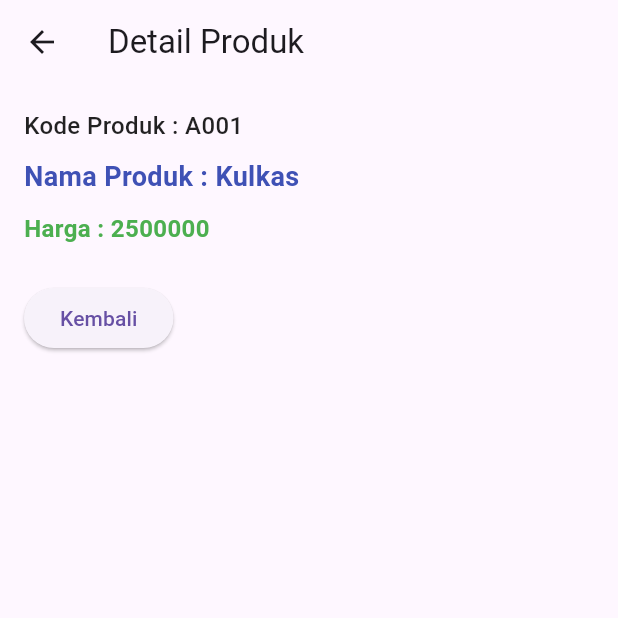
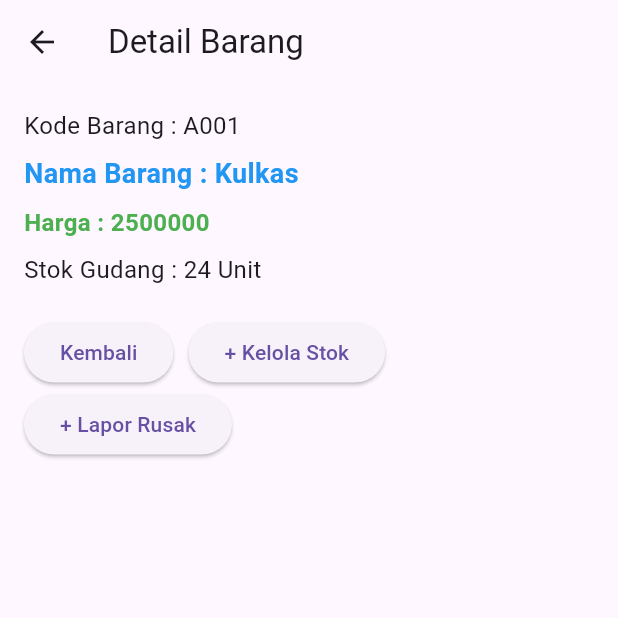
Before and after one commit to aryawp0203/flutter_pmo_2026, a Flutter app: the screen it shows after launch, after a tap on "A001", on a phone screen of 412 x 824 dp, the top half of it. Run offline on Flutter 3.47's test engine with Material 3 defaults, Android fonts, the phone set to English and light mode, and no system bars.

Commit message:
add kelola data barang (barang_page, barang_form, barang_detail)

```diff
--- a/lib/main.dart
+++ b/lib/main.dart
@@ -1,4 +1,6 @@
 import 'package:flutter/material.dart';
+import 'package:flutter_pmo_2026/ui/barang_page.dart';
+import 'package:flutter_pmo_2026/ui/gudang_menu.dart';
 import 'package:flutter_pmo_2026/ui/produk_page.dart';
 
 void main() {
@@ -12,8 +14,8 @@ class MainApp extends StatelessWidget {
   Widget build(BuildContext context) {
     return MaterialApp(
       debugShowCheckedModeBanner: false,
-      title: 'Aplikasi Flutter Pertama',
-      home: const ProdukPage(),
+      title: 'Latihan UTS',
+      home: const BarangPage(),
     );
   }
 }
--- /dev/null
+++ b/lib/ui/barang_detail.dart
@@ -0,0 +1,89 @@
+import 'package:flutter/material.dart';
+
+class BarangDetail extends StatefulWidget {
+  final String? kodeBarang;
+  final String? namaBarang;
+  final int? harga;
+  final int? stok;
+
+  const BarangDetail({super.key, this.kodeBarang, this.namaBarang, this.harga, this.stok});
+
+  @override
+  State<BarangDetail> createState() => _BarangDetailState();
+}
+
+class _BarangDetailState extends State<BarangDetail> {
+  @override
+  Widget build(BuildContext context) {
+    return Scaffold(
+      appBar: AppBar(
+        title: const Text('Detail Barang'),
+      ),
+      body: Padding(
+        padding: const EdgeInsets.all(16.0),
+        child: Column(
+          crossAxisAlignment: CrossAxisAlignment.start,
+          children: [
+            Text(
+              "Kode Barang : ${widget.kodeBarang}",
+              style: const TextStyle(fontSize: 16),
+            ),
+            const SizedBox(height: 8),
+            Text(
+              "Nama Barang : ${widget.namaBarang}",
+              style: const TextStyle(
+                fontSize: 18,
+                fontWeight: FontWeight.bold,
+                color: Colors.blue,
+              ),
+            ),
+            const SizedBox(height: 8),
+            Text(
+              "Harga : ${widget.harga}",
+              style: const TextStyle(
+                fontSize: 16,
+                fontWeight: FontWeight.bold,
+                color: Colors.green,
+              ),
+            ),
+            const SizedBox(height: 8),
+            Text(
+              "Stok Gudang : ${widget.stok} Unit",
+              style: const TextStyle(fontSize: 16),
+            ),
+            const SizedBox(height: 20),
+            Wrap(
+              spacing: 10,
+              children: [
+                ElevatedButton(
+                  onPressed: () {
+                    Navigator.pop(context);
+                  },
+                  child: const Text('Kembali'),
+                ),
+                ElevatedButton(
+                  onPressed: () {
+                    // Navigator.push(
+                    //   context,
+                    //   MaterialPageRoute(builder: (context) => const KelolaStokForm()),
+                    // );
+                  },
+                  child: const Text('+ Kelola Stok'),
+                ),
+                ElevatedButton(
+                  onPressed: () {
+                    // Navigator.push(
+                    //   context,
+                    //   MaterialPageRoute(builder: (context) => const BarangRusakForm()),
+                    // );
+                  },
+                  child: const Text('+ Lapor Rusak'),
+                ),
+              ],
+            )
+          ],
+        ),
+      ),
+    );
+  }
+}
--- /dev/null
+++ b/lib/ui/barang_page.dart
@@ -0,0 +1,99 @@
+import 'package:flutter/material.dart';
+import 'package:flutter_pmo_2026/ui/barang_detail.dart';
+import 'package:flutter_pmo_2026/ui/barang_form.dart';
+
+class BarangPage extends StatefulWidget {
+  const BarangPage({super.key});
+
+  @override
+  State<BarangPage> createState() => _BarangPageState();
+}
+
+class _BarangPageState extends State<BarangPage> {
+  @override
+  Widget build(BuildContext context) {
+    return Scaffold(
+      appBar: AppBar(
+        title: const Text('Data Barang Gudang'),
+        actions: [
+          GestureDetector(
+            child: const Padding(
+              padding: EdgeInsets.all(16.0),
+              child: Icon(Icons.add),
+            ),
+            onTap: () async {
+              Navigator.push(
+                context,
+                MaterialPageRoute(builder: (context) => const BarangForm()),
+              );
+            },
+          )
+        ],
+      ),
+      body: ListView(
+        children: [
+          const ItemBarang(kodeBarang: "A001", namaBarang: "Kulkas", harga: 2500000, stok: 24),
+          const ItemBarang(kodeBarang: "A002", namaBarang: "Mesin Cuci", harga: 2000000, stok: 18),
+          const ItemBarang(kodeBarang: "A003", namaBarang: "TV", harga: 3000000, stok: 32),
+          const ItemBarang(kodeBarang: "A004", namaBarang: "AC", harga: 3500000, stok: 15),
+          const ItemBarang(kodeBarang: "A005", namaBarang: "Microwave", harga: 1500000, stok: 40),
+          const ItemBarang(kodeBarang: "A006", namaBarang: "Blender", harga: 125000, stok: 65),
+          const SizedBox(height: 16),
+          Row(
+            mainAxisAlignment: MainAxisAlignment.spaceEvenly,
+            children: [
+              ElevatedButton(
+                onPressed: () {
+                  // Navigator.push(context, MaterialPageRoute(builder: (context) => const KelolaStokPage()));
+                },
+                child: const Text('Kelola Stok'),
+              ),
+              ElevatedButton(
+                onPressed: () {
+                  // Navigator.push(context, MaterialPageRoute(builder: (context) => const BarangRusakPage()));
+                },
+                child: const Text('Barang Rusak'),
+              ),
+            ],
+          ),
+        ],
+      ),
+    );
+  }
+}
+
+class ItemBarang extends StatelessWidget {
+  final String? kodeBarang;
+  final String? namaBarang;
+  final int? harga;
+  final int? stok;
+
+  const ItemBarang({super.key, this.kodeBarang, this.namaBarang, this.harga, this.stok});
+
+  @override
+  Widget build(BuildContext context) {
+    return GestureDetector(
+      child: Card(
+        child: ListTile(
+          leading: Text(kodeBarang.toString()),
+          title: Text(namaBarang.toString()),
+          subtitle: Text(harga.toString()),
+          trailing: Text("Stok: $stok"),
+        ),
+      ),
+      onTap: () {
+        Navigator.push(
+          context,
+          MaterialPageRoute(
+            builder: (context) => BarangDetail(
+              kodeBarang: kodeBarang,
+              namaBarang: namaBarang,
+              harga: harga,
+              stok: stok,
+            ),
+          ),
+        );
+      },
+    );
+  }
+}
```
Also changed, not shown: lib/ui/barang_form.dart (added, +91 -0 lines), lib/ui/gudang_menu.dart (added, +17 -0 lines), pubspec.lock, 1 other file.
